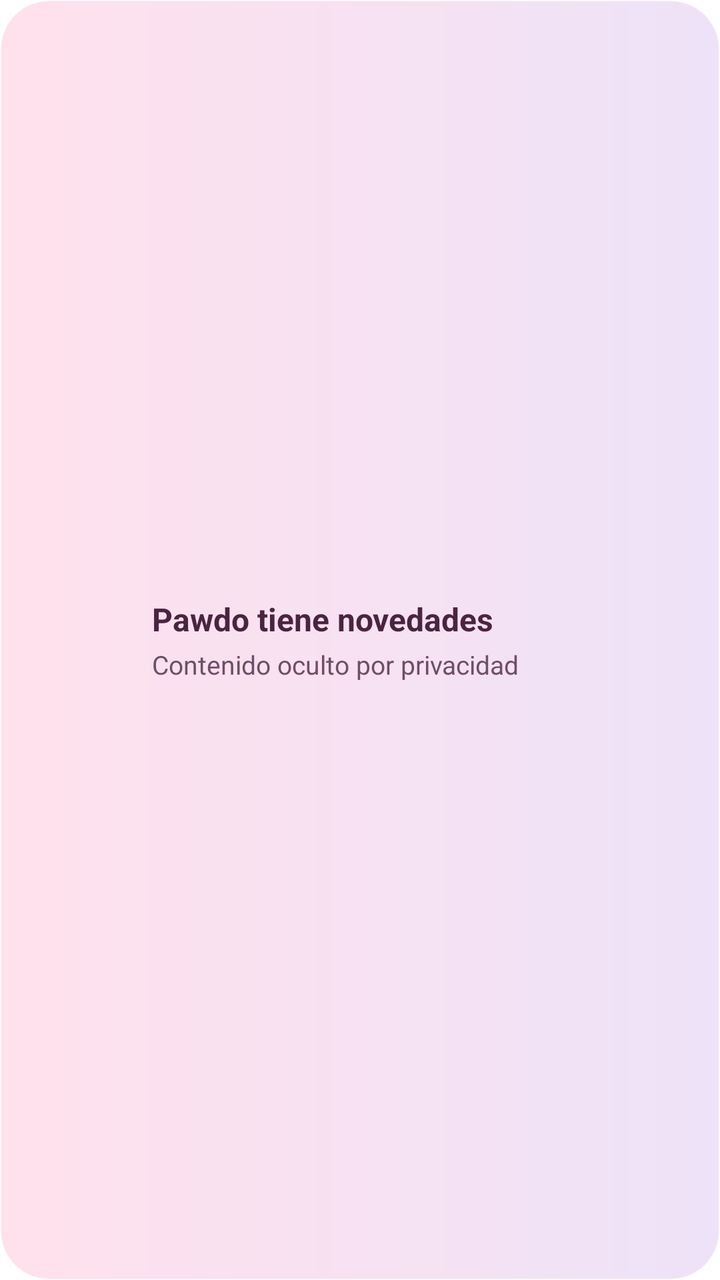
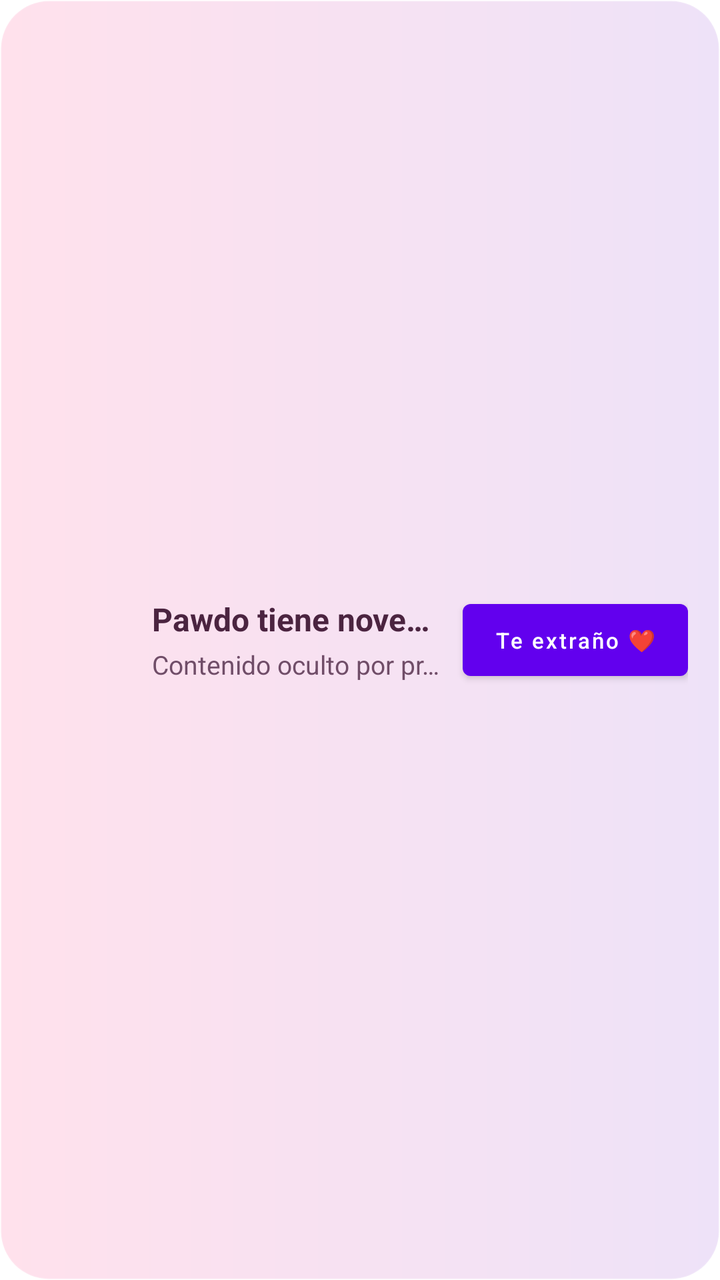

An Android layout rendered at two revisions. The XML below is the earlier revision; the diff shows what the commit changed to produce the second picture.
<!-- AndroidManifest.xml: fallback theme Theme.MaterialComponents.DayNight.NoActionBar -->
<!-- res/layout/pawdo_widget.xml -->
<?xml version="1.0" encoding="utf-8"?>
<LinearLayout xmlns:android="http://schemas.android.com/apk/res/android"
    android:id="@+id/pawdo_widget_root"
    android:layout_width="match_parent"
    android:layout_height="match_parent"
    android:background="@drawable/pawdo_widget_background"
    android:gravity="center_vertical"
    android:orientation="horizontal"
    android:padding="16dp">

    <ImageView
        android:layout_width="48dp"
        android:layout_height="48dp"
        android:contentDescription="Pawdo"
        android:src="@mipmap/ic_launcher" />

    <LinearLayout
        android:layout_width="0dp"
        android:layout_height="wrap_content"
        android:layout_marginStart="12dp"
        android:layout_weight="1"
        android:orientation="vertical">

        <TextView
            android:id="@+id/pawdo_widget_title"
            android:layout_width="match_parent"
            android:layout_height="wrap_content"
            android:ellipsize="end"
            android:maxLines="1"
            android:text="Pawdo tiene novedades"
            android:textColor="#4B2440"
            android:textSize="16sp"
            android:textStyle="bold" />

        <TextView
            android:id="@+id/pawdo_widget_body"
            android:layout_width="match_parent"
            android:layout_height="wrap_content"
            android:layout_marginTop="3dp"
            android:ellipsize="end"
            android:maxLines="1"
            android:text="Contenido oculto por privacidad"
            android:textColor="#704D68"
            android:textSize="13sp" />

        <TextView
            android:id="@+id/pawdo_widget_activity"
            android:layout_width="match_parent"
            android:layout_height="wrap_content"
            android:layout_marginTop="3dp"
            android:ellipsize="end"
            android:maxLines="1"
            android:textColor="#8D6A84"
            android:textSize="11sp"
            android:visibility="gone" />
    </LinearLayout>
</LinearLayout>
<!-- resources referenced by this layout -->
<resources>
  <!-- drawable pawdo_widget_background (drawable) -->
  <?xml version="1.0" encoding="utf-8"?>
  <shape xmlns:android="http://schemas.android.com/apk/res/android" android:shape="rectangle">
      <gradient
          android:angle="0"
          android:endColor="#EEE2F8"
          android:startColor="#FFE1EC" />
      <corners android:radius="24dp" />
      <stroke android:width="1dp" android:color="#22FFFFFF" />
  </shape>
  <!-- mipmap ic_launcher (mipmap-anydpi-v26) -->
  <?xml version="1.0" encoding="utf-8"?>
  <adaptive-icon xmlns:android="http://schemas.android.com/apk/res/android">
      <background android:drawable="@color/pawdo_icon_background" />
      <foreground android:drawable="@mipmap/ic_launcher_foreground" />
  </adaptive-icon>
  <color name="pawdo_icon_background">#9A4FB5</color>
</resources>

<!-- the commit's change to res/layout/pawdo_widget.xml (unified diff, before → after) -->
@@ -9,9 +9,11 @@
     android:padding="16dp">
 
     <ImageView
+        android:id="@+id/pawdo_widget_photo"
         android:layout_width="48dp"
         android:layout_height="48dp"
         android:contentDescription="Pawdo"
+        android:scaleType="centerCrop"
         android:src="@mipmap/ic_launcher" />
 
     <LinearLayout
@@ -54,4 +56,14 @@
             android:textSize="11sp"
             android:visibility="gone" />
     </LinearLayout>
+
+    <Button
+        android:id="@+id/pawdo_widget_miss_you"
+        android:layout_width="wrap_content"
+        android:layout_height="48dp"
+        android:layout_marginStart="8dp"
+        android:contentDescription="Enviar Te extraño"
+        android:text="Te extraño ❤️"
+        android:textAllCaps="false"
+        android:textSize="11sp" />
 </LinearLayout>
